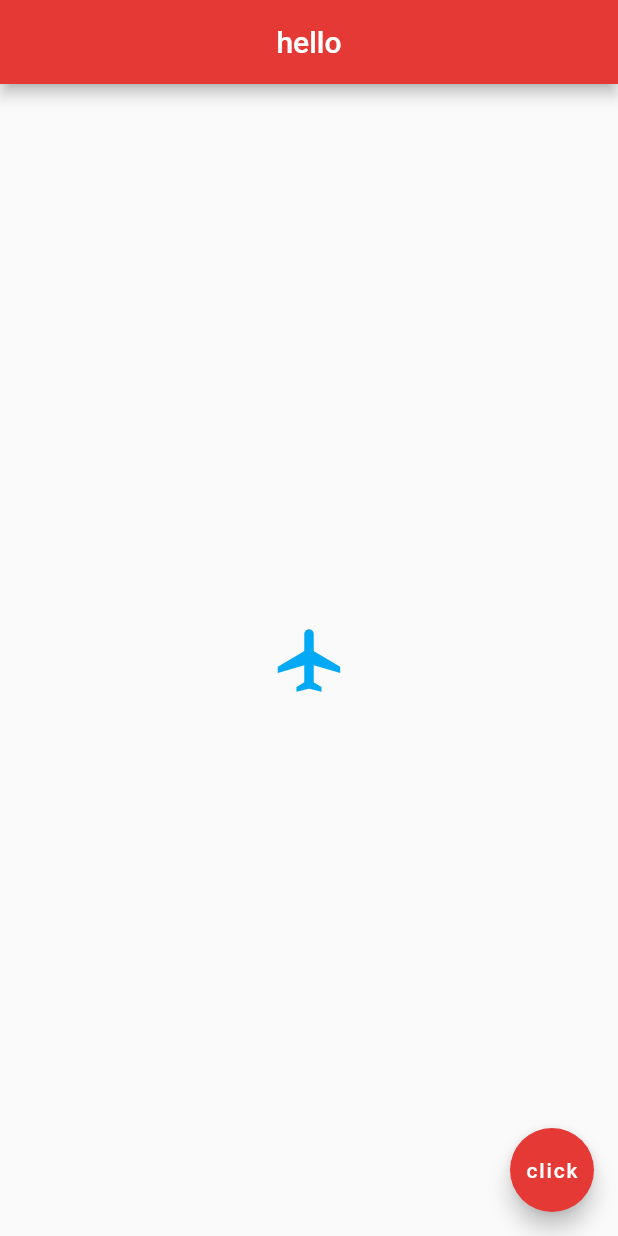
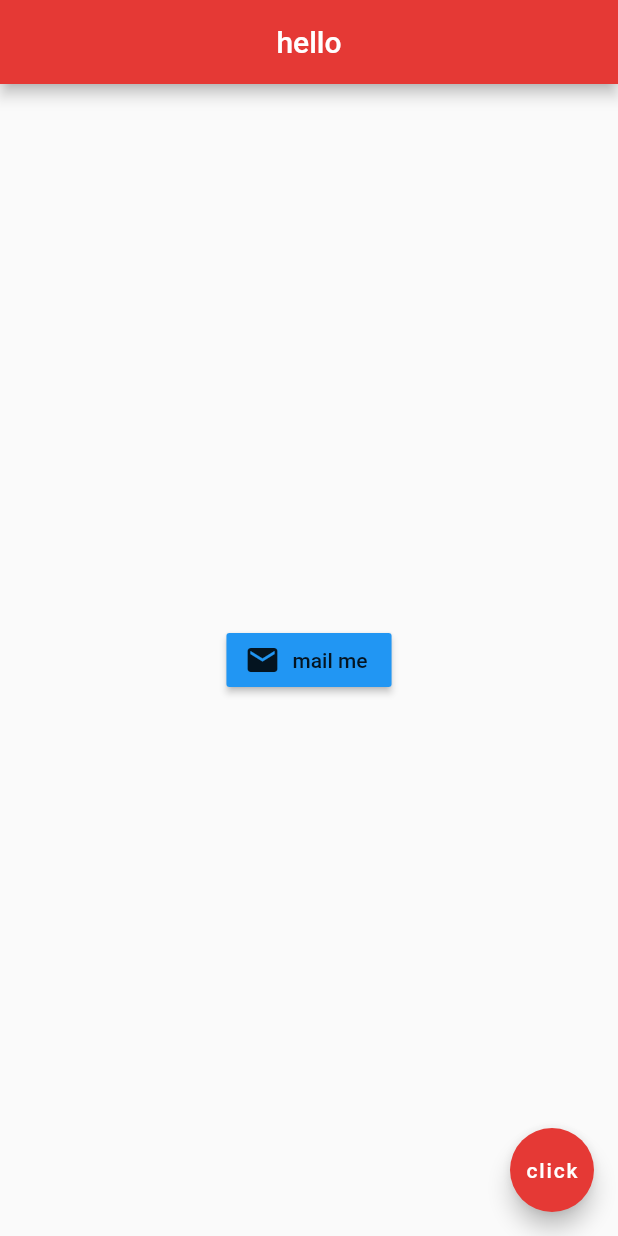
Before and after one commit to shakhawat-khan/flutter_demo, a Flutter app: the screen it shows after launch, on a phone screen of 412 x 824 dp. Run offline on Flutter 3.47's test engine with Material 2 defaults, Android fonts, the phone set to English and light mode, and no system bars.

Commit message:
RaisedButton.icon

```diff
--- a/lib/main.dart
+++ b/lib/main.dart
@@ -17,10 +17,13 @@ class Home extends StatelessWidget {
       ),
       body:Center(
 
-        child: Icon(
-          Icons.local_airport_sharp ,
-          color: Colors.lightBlue,
-          size: 50.0,
+        child: RaisedButton.icon(
+          onPressed: () {},
+          icon: Icon(
+            Icons.mail
+        ),
+        label: Text('mail me'),
+        color: Colors.blue,
         )
       ),
       floatingActionButton: FloatingActionButton(
```
